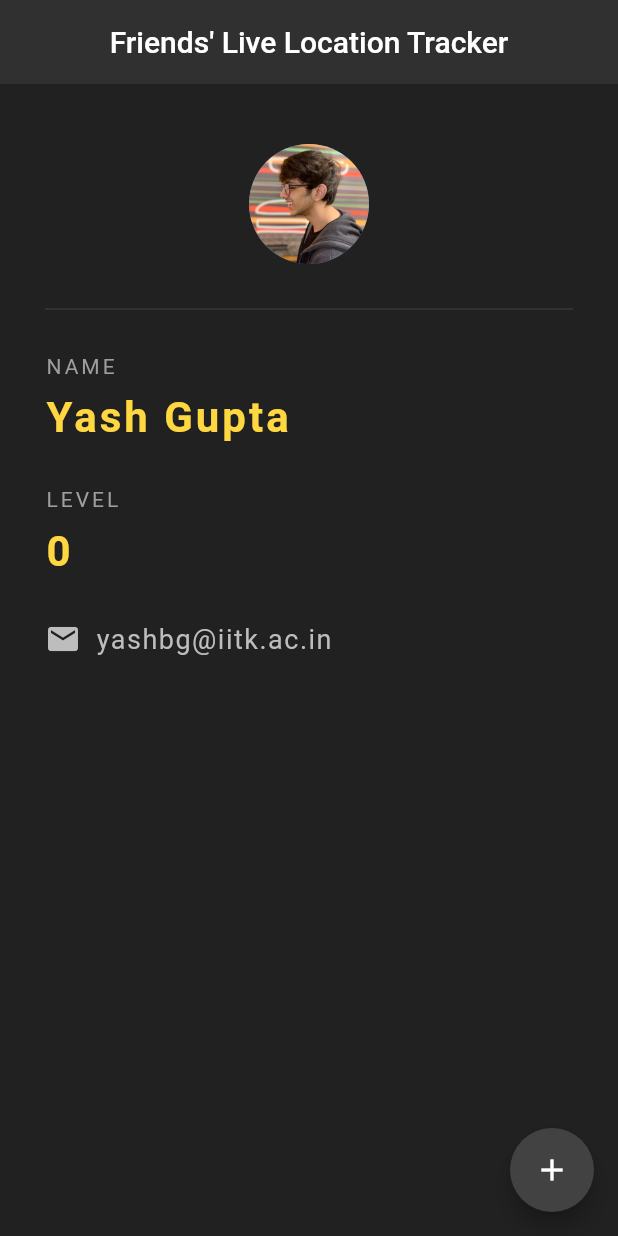
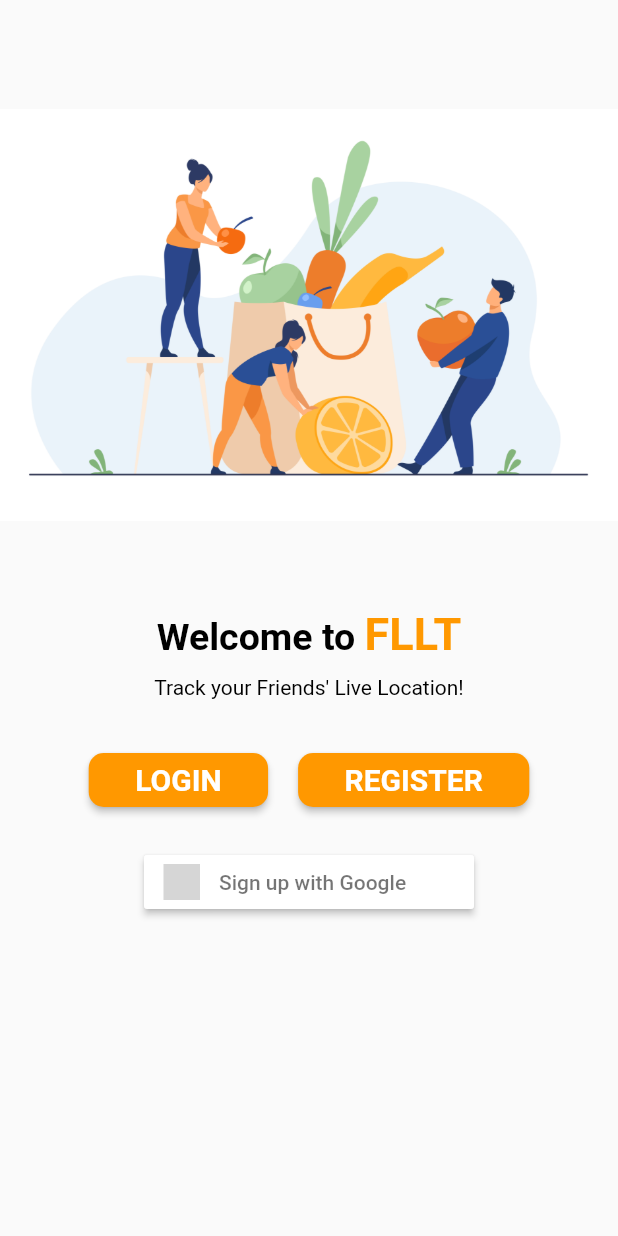
Before and after one commit to yashbg/friends_live_location_tracker, a Flutter app: the screen it shows after launch, on a phone screen of 412 x 824 dp. Run offline on Flutter 3.47's test engine with Material 2 defaults, Android fonts, the phone set to English and light mode, and no system bars; our stand-ins replace flutter_signin_button; grey boxes are pictures that could not be loaded.

Commit message:
Create Start screen

```diff
--- /dev/null
+++ b/lib/Start.dart
@@ -0,0 +1,115 @@
+import 'package:flutter/material.dart';
+import 'package:flutter_signin_button/flutter_signin_button.dart';
+
+class Start extends StatefulWidget {
+  const Start({Key? key}) : super(key: key);
+
+  @override
+  _StartState createState() => _StartState();
+}
+
+class _StartState extends State<Start> {
+  @override
+  Widget build(BuildContext context) {
+    return Scaffold(
+      body: Container(
+        child: Column(
+          children: <Widget>[
+            SizedBox(height: 35.0),
+            Container(
+              height: 350,
+              child: Image(
+                image: AssetImage('assets/start.jpg'),
+                fit: BoxFit.contain,
+              ),
+            ),
+            SizedBox(height: 20.0),
+            RichText(
+              text: TextSpan(
+                  text: 'Welcome to ',
+                  style: TextStyle(
+                    fontSize: 25.0,
+                    fontWeight: FontWeight.bold,
+                    color: Colors.black,
+                  ),
+                  children: <TextSpan>[
+                    TextSpan(
+                      text: "FLLT",
+                      style: TextStyle(
+                        fontSize: 30.0,
+                        fontWeight: FontWeight.bold,
+                        color: Colors.orange,
+                      ),
+                    ),
+                  ]),
+            ),
+            SizedBox(height: 10.0),
+            Text(
+              "Track your Friends' Live Location!",
+              style: TextStyle(color: Colors.black),
+            ),
+            SizedBox(height: 30.0),
+            Row(
+              mainAxisAlignment: MainAxisAlignment.center,
+              children: <Widget>[
+                ElevatedButton(
+                  onPressed: () {},
+                  child: Padding(
+                    padding: EdgeInsets.only(left: 15.0, right: 15.0),
+                    child: Text(
+                      'LOGIN',
+                      style: TextStyle(
+                        fontSize: 20.0,
+                        fontWeight: FontWeight.bold,
+                        color: Colors.white,
+                      ),
+                    ),
+                  ),
+                  style: ButtonStyle(
+                    shape: MaterialStateProperty.all<RoundedRectangleBorder>(
+                      RoundedRectangleBorder(
+                        borderRadius: BorderRadius.circular(10.0),
+                      ),
+                    ),
+                    backgroundColor:
+                        MaterialStateProperty.all<Color>(Colors.orange),
+                  ),
+                ),
+                SizedBox(width: 20.0),
+                ElevatedButton(
+                  onPressed: () {},
+                  child: Padding(
+                    padding: EdgeInsets.only(left: 15.0, right: 15.0),
+                    child: Text(
+                      'REGISTER',
+                      style: TextStyle(
+                        fontSize: 20.0,
+                        fontWeight: FontWeight.bold,
+                        color: Colors.white,
+                      ),
+                    ),
+                  ),
+                  style: ButtonStyle(
+                    shape: MaterialStateProperty.all<RoundedRectangleBorder>(
+                      RoundedRectangleBorder(
+                        borderRadius: BorderRadius.circular(10.0),
+                      ),
+                    ),
+                    backgroundColor:
+                        MaterialStateProperty.all<Color>(Colors.orange),
+                  ),
+                ),
+              ],
+            ),
+            SizedBox(height: 20.0),
+            SignInButton(
+              Buttons.Google,
+              text: "Sign up with Google",
+              onPressed: () {},
+            ),
+          ],
+        ),
+      ),
+    );
+  }
+}
--- a/lib/main.dart
+++ b/lib/main.dart
@@ -1,109 +1,17 @@
 import 'package:flutter/material.dart';
+import 'Start.dart';
 
-void main() => runApp(MaterialApp(
-      home: Home(),
-    ));
+void main() => runApp(MyApp());
 
-class Home extends StatefulWidget {
-  const Home({Key? key}) : super(key: key);
-
-  @override
-  _HomeState createState() => _HomeState();
-}
-
-class _HomeState extends State<Home> {
-  int level = 0;
+class MyApp extends StatelessWidget {
+  const MyApp({Key? key}) : super(key: key);
 
   @override
   Widget build(BuildContext context) {
-    return Scaffold(
-      backgroundColor: Colors.grey[900],
-      appBar: AppBar(
-        title: Text("Friends' Live Location Tracker"),
-        centerTitle: true,
-        backgroundColor: Colors.grey[850],
-        elevation: 0.0,
-      ),
-      floatingActionButton: FloatingActionButton(
-        onPressed: () {
-          setState(() {
-            level += 1;
-          });
-        },
-        child: Icon(Icons.add),
-        backgroundColor: Colors.grey[800],
-      ),
-      body: Padding(
-        padding: EdgeInsets.fromLTRB(30.0, 40.0, 30.0, 0.0),
-        child: Column(
-          crossAxisAlignment: CrossAxisAlignment.start,
-          children: <Widget>[
-            Center(
-              child: CircleAvatar(
-                backgroundImage: AssetImage('assets/me.jpeg'),
-                radius: 40.0,
-              ),
-            ),
-            Divider(
-              height: 60.0,
-              color: Colors.grey[800],
-            ),
-            Text(
-              'NAME',
-              style: TextStyle(
-                color: Colors.grey,
-                letterSpacing: 2.0,
-              ),
-            ),
-            SizedBox(height: 10.0),
-            Text(
-              'Yash Gupta',
-              style: TextStyle(
-                color: Colors.amberAccent[200],
-                letterSpacing: 2.0,
-                fontSize: 28.0,
-                fontWeight: FontWeight.bold,
-              ),
-            ),
-            SizedBox(height: 30.0),
-            Text(
-              'LEVEL',
-              style: TextStyle(
-                color: Colors.grey,
-                letterSpacing: 2.0,
-              ),
-            ),
-            SizedBox(height: 10.0),
-            Text(
-              '$level',
-              style: TextStyle(
-                color: Colors.amberAccent[200],
-                letterSpacing: 2.0,
-                fontSize: 28.0,
-                fontWeight: FontWeight.bold,
-              ),
-            ),
-            SizedBox(height: 30.0),
-            Row(
-              children: <Widget>[
-                Icon(
-                  Icons.email,
-                  color: Colors.grey[400],
-                ),
-                SizedBox(width: 10.0),
-                Text(
-                  'yashbg@iitk.ac.in',
-                  style: TextStyle(
-                    color: Colors.grey[400],
-                    fontSize: 18.0,
-                    letterSpacing: 1.0,
-                  ),
-                ),
-              ],
-            ),
-          ],
-        ),
-      ),
+    return MaterialApp(
+      theme: ThemeData(primaryColor: Colors.orange),
+      debugShowCheckedModeBanner: false,
+      home: Start(),
     );
   }
 }
```
Also changed, not shown: pubspec.yaml (+6 -5 lines), assets/me.jpeg (deleted), assets/space.jpg (deleted), assets/start.jpg (added), pubspec.lock, 1 other file.
